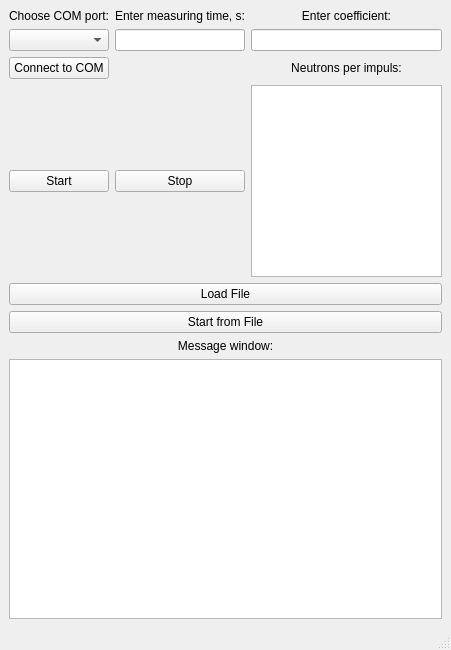
This is caller.ui in goodvin360/pivn_app as Qt 5 draws it before an edit. The edited form follows.
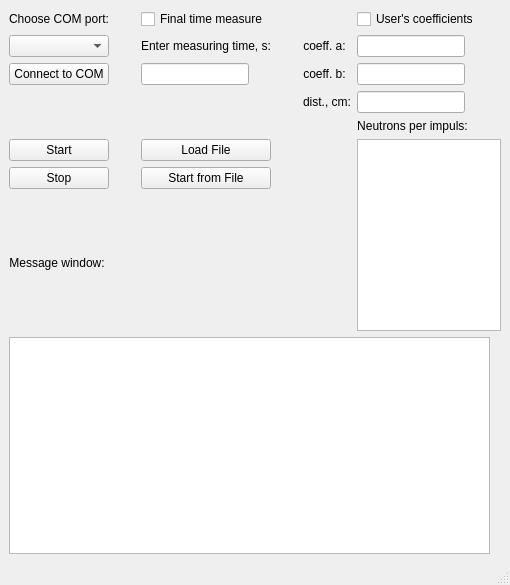
This is the edited form.

```diff
--- a/caller.ui
+++ b/caller.ui
@@ -6,26 +6,20 @@
    <rect>
     <x>0</x>
     <y>0</y>
-    <width>451</width>
-    <height>650</height>
+    <width>499</width>
+    <height>585</height>
    </rect>
   </property>
+  <property name="maximumSize">
+   <size>
+    <width>499</width>
+    <height>16777215</height>
+   </size>
+  </property>
   <property name="windowTitle">
    <string>MainWindow</string>
   </property>
   <widget class="QWidget" name="centralwidget">
-   <layout class="QGridLayout" name="gridLayout_2">
-    <item row="11" column="0">
-     <widget class="QLabel" name="label">
-      <property name="text">
-       <string>Message window:</string>
-      </property>
-      <property name="alignment">
-       <set>Qt::AlignCenter</set>
-      </property>
-     </widget>
-    </item>
-    <item row="6" column="0">
      <layout class="QGridLayout" name="gridLayout">
       <item row="0" column="0">
        <widget class="QLabel" name="label_2">
@@ -37,7 +31,43 @@
         </property>
        </widget>
       </item>
-      <item row="0" column="4">
+    <item row="0" column="2">
+     <widget class="QCheckBox" name="checkBox">
+      <property name="text">
+       <string>Final time measure</string>
+      </property>
+     </widget>
+    </item>
+    <item row="0" column="5">
+     <widget class="QCheckBox" name="checkBox_2">
+      <property name="text">
+       <string>User's coefficients</string>
+      </property>
+      <property name="tristate">
+       <bool>false</bool>
+      </property>
+     </widget>
+    </item>
+    <item row="1" column="0">
+     <widget class="QComboBox" name="comboBox"/>
+    </item>
+    <item row="1" column="1">
+     <spacer name="horizontalSpacer">
+      <property name="orientation">
+       <enum>Qt::Horizontal</enum>
+      </property>
+      <property name="sizeType">
+       <enum>QSizePolicy::Fixed</enum>
+      </property>
+      <property name="sizeHint" stdset="0">
+       <size>
+        <width>20</width>
+        <height>20</height>
+       </size>
+      </property>
+     </spacer>
+    </item>
+    <item row="1" column="2">
        <widget class="QLabel" name="measureTime">
         <property name="text">
          <string>Enter measuring time, s:</string>
@@ -47,8 +77,66 @@
         </property>
        </widget>
       </item>
+    <item row="1" column="3">
+     <spacer name="horizontalSpacer_2">
+      <property name="orientation">
+       <enum>Qt::Horizontal</enum>
+      </property>
+      <property name="sizeType">
+       <enum>QSizePolicy::Fixed</enum>
+      </property>
+      <property name="sizeHint" stdset="0">
+       <size>
+        <width>20</width>
+        <height>20</height>
+       </size>
+      </property>
+     </spacer>
+    </item>
       <item row="1" column="4">
+     <widget class="QLabel" name="label_3">
+      <property name="sizePolicy">
+       <sizepolicy hsizetype="Fixed" vsizetype="Preferred">
+        <horstretch>0</horstretch>
+        <verstretch>0</verstretch>
+       </sizepolicy>
+      </property>
+      <property name="text">
+       <string>coeff. a:</string>
+      </property>
+      <property name="alignment">
+       <set>Qt::AlignCenter</set>
+      </property>
+     </widget>
+    </item>
+    <item row="1" column="5">
+     <widget class="QLineEdit" name="lineEdit_2">
+      <property name="sizePolicy">
+       <sizepolicy hsizetype="Fixed" vsizetype="Fixed">
+        <horstretch>0</horstretch>
+        <verstretch>0</verstretch>
+       </sizepolicy>
+      </property>
+      <property name="alignment">
+       <set>Qt::AlignRight|Qt::AlignTrailing|Qt::AlignVCenter</set>
+      </property>
+     </widget>
+    </item>
+    <item row="2" column="0">
+     <widget class="QPushButton" name="pushButton_2">
+      <property name="text">
+       <string>Connect to COM</string>
+      </property>
+     </widget>
+    </item>
+    <item row="2" column="2">
        <widget class="QLineEdit" name="lineEdit">
+      <property name="sizePolicy">
+       <sizepolicy hsizetype="Fixed" vsizetype="Fixed">
+        <horstretch>0</horstretch>
+        <verstretch>0</verstretch>
+       </sizepolicy>
+      </property>
         <property name="layoutDirection">
          <enum>Qt::LeftToRight</enum>
         </property>
@@ -57,8 +145,72 @@
         </property>
        </widget>
       </item>
+    <item row="2" column="4">
+     <widget class="QLabel" name="label_5">
+      <property name="sizePolicy">
+       <sizepolicy hsizetype="Fixed" vsizetype="Preferred">
+        <horstretch>0</horstretch>
+        <verstretch>0</verstretch>
+       </sizepolicy>
+      </property>
+      <property name="text">
+       <string>coeff. b:</string>
+      </property>
+      <property name="alignment">
+       <set>Qt::AlignCenter</set>
+      </property>
+     </widget>
+    </item>
       <item row="2" column="5">
+     <widget class="QLineEdit" name="lineEdit_3">
+      <property name="sizePolicy">
+       <sizepolicy hsizetype="Fixed" vsizetype="Fixed">
+        <horstretch>0</horstretch>
+        <verstretch>0</verstretch>
+       </sizepolicy>
+      </property>
+      <property name="alignment">
+       <set>Qt::AlignRight|Qt::AlignTrailing|Qt::AlignVCenter</set>
+      </property>
+     </widget>
+    </item>
+    <item row="3" column="4">
+     <widget class="QLabel" name="label_6">
+      <property name="sizePolicy">
+       <sizepolicy hsizetype="Fixed" vsizetype="Preferred">
+        <horstretch>0</horstretch>
+        <verstretch>0</verstretch>
+       </sizepolicy>
+      </property>
+      <property name="text">
+       <string>dist., cm:</string>
+      </property>
+      <property name="alignment">
+       <set>Qt::AlignCenter</set>
+      </property>
+     </widget>
+    </item>
+    <item row="3" column="5">
+     <widget class="QLineEdit" name="lineEdit_4">
+      <property name="sizePolicy">
+       <sizepolicy hsizetype="Fixed" vsizetype="Fixed">
+        <horstretch>0</horstretch>
+        <verstretch>0</verstretch>
+       </sizepolicy>
+      </property>
+      <property name="alignment">
+       <set>Qt::AlignRight|Qt::AlignTrailing|Qt::AlignVCenter</set>
+      </property>
+     </widget>
+    </item>
+    <item row="4" column="5">
        <widget class="QLabel" name="label_4">
+      <property name="sizePolicy">
+       <sizepolicy hsizetype="Fixed" vsizetype="Preferred">
+        <horstretch>0</horstretch>
+        <verstretch>0</verstretch>
+       </sizepolicy>
+      </property>
         <property name="text">
          <string>Neutrons per impuls:</string>
         </property>
@@ -67,56 +219,6 @@
         </property>
        </widget>
       </item>
-      <item row="1" column="0">
-       <widget class="QComboBox" name="comboBox"/>
-      </item>
-      <item row="5" column="4">
-       <widget class="QPushButton" name="pushButton_3">
-        <property name="sizePolicy">
-         <sizepolicy hsizetype="Minimum" vsizetype="Fixed">
-          <horstretch>0</horstretch>
-          <verstretch>0</verstretch>
-         </sizepolicy>
-        </property>
-        <property name="text">
-         <string>Stop</string>
-        </property>
-       </widget>
-      </item>
-      <item row="5" column="5">
-       <widget class="QTextBrowser" name="textBrowser_2">
-        <property name="sizePolicy">
-         <sizepolicy hsizetype="Expanding" vsizetype="Preferred">
-          <horstretch>0</horstretch>
-          <verstretch>0</verstretch>
-         </sizepolicy>
-        </property>
-       </widget>
-      </item>
-      <item row="1" column="5">
-       <widget class="QLineEdit" name="lineEdit_2">
-        <property name="alignment">
-         <set>Qt::AlignRight|Qt::AlignTrailing|Qt::AlignVCenter</set>
-        </property>
-       </widget>
-      </item>
-      <item row="2" column="0">
-       <widget class="QPushButton" name="pushButton_2">
-        <property name="text">
-         <string>Connect to COM</string>
-        </property>
-       </widget>
-      </item>
-      <item row="0" column="5">
-       <widget class="QLabel" name="label_3">
-        <property name="text">
-         <string>Enter coefficient:</string>
-        </property>
-        <property name="alignment">
-         <set>Qt::AlignCenter</set>
-        </property>
-       </widget>
-      </item>
       <item row="5" column="0">
        <widget class="QPushButton" name="pushButton">
         <property name="sizePolicy">
@@ -139,10 +241,79 @@
         </property>
        </widget>
       </item>
-     </layout>
+    <item row="5" column="2">
+     <widget class="QPushButton" name="pushButton_4">
+      <property name="text">
+       <string>Load File</string>
+      </property>
+     </widget>
     </item>
-    <item row="12" column="0">
+    <item row="5" column="5" rowspan="3">
+     <widget class="QTextBrowser" name="textBrowser_2">
+      <property name="sizePolicy">
+       <sizepolicy hsizetype="Fixed" vsizetype="Preferred">
+        <horstretch>0</horstretch>
+        <verstretch>0</verstretch>
+       </sizepolicy>
+      </property>
+      <property name="maximumSize">
+       <size>
+        <width>144</width>
+        <height>16777215</height>
+       </size>
+      </property>
+     </widget>
+    </item>
+    <item row="6" column="0">
+     <widget class="QPushButton" name="pushButton_3">
+      <property name="sizePolicy">
+       <sizepolicy hsizetype="Minimum" vsizetype="Fixed">
+        <horstretch>0</horstretch>
+        <verstretch>0</verstretch>
+       </sizepolicy>
+      </property>
+      <property name="text">
+       <string>Stop</string>
+      </property>
+     </widget>
+    </item>
+    <item row="6" column="2">
+     <widget class="QPushButton" name="pushButton_5">
+      <property name="text">
+       <string>Start from File</string>
+      </property>
+     </widget>
+    </item>
+    <item row="7" column="0">
+     <widget class="QLabel" name="label">
+      <property name="sizePolicy">
+       <sizepolicy hsizetype="Fixed" vsizetype="Minimum">
+        <horstretch>0</horstretch>
+        <verstretch>0</verstretch>
+       </sizepolicy>
+      </property>
+      <property name="text">
+       <string>Message window:</string>
+      </property>
+      <property name="alignment">
+       <set>Qt::AlignCenter</set>
+      </property>
+     </widget>
+    </item>
+    <item row="8" column="0" colspan="6">
      <widget class="QTextBrowser" name="textBrowser">
+      <property name="sizePolicy">
+       <sizepolicy hsizetype="Preferred" vsizetype="Expanding">
+        <horstretch>0</horstretch>
+        <verstretch>0</verstretch>
+       </sizepolicy>
+      </property>
+      <property name="maximumSize">
+       <size>
+        <width>481</width>
+        <height>16777215</height>
+       </size>
+      </property>
       <property name="contextMenuPolicy">
        <enum>Qt::DefaultContextMenu</enum>
       </property>
@@ -151,20 +322,6 @@
       </property>
      </widget>
     </item>
-    <item row="7" column="0">
-     <widget class="QPushButton" name="pushButton_4">
-      <property name="text">
-       <string>Load File</string>
-      </property>
-     </widget>
-    </item>
-    <item row="8" column="0">
-     <widget class="QPushButton" name="pushButton_5">
-      <property name="text">
-       <string>Start from File</string>
-      </property>
-     </widget>
-    </item>
    </layout>
   </widget>
   <widget class="QMenuBar" name="menubar">
```
Left out of the diff: 2 changed lines with no effect on the pictures. Lines whose indentation alone changed are shown as unchanged.
